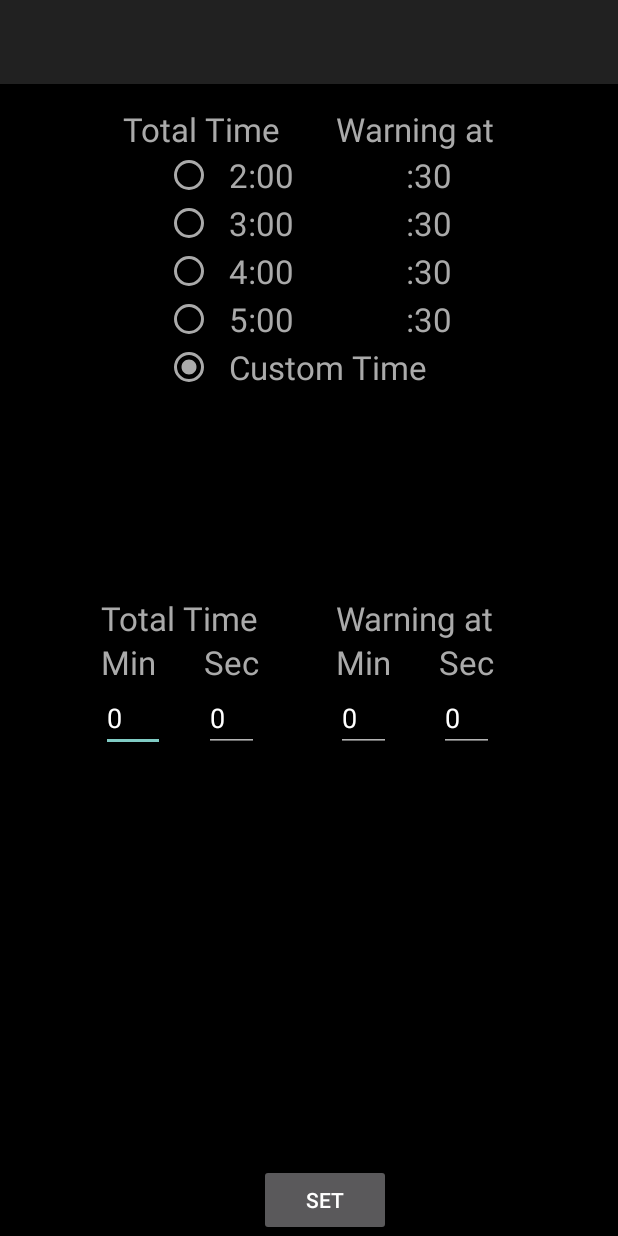
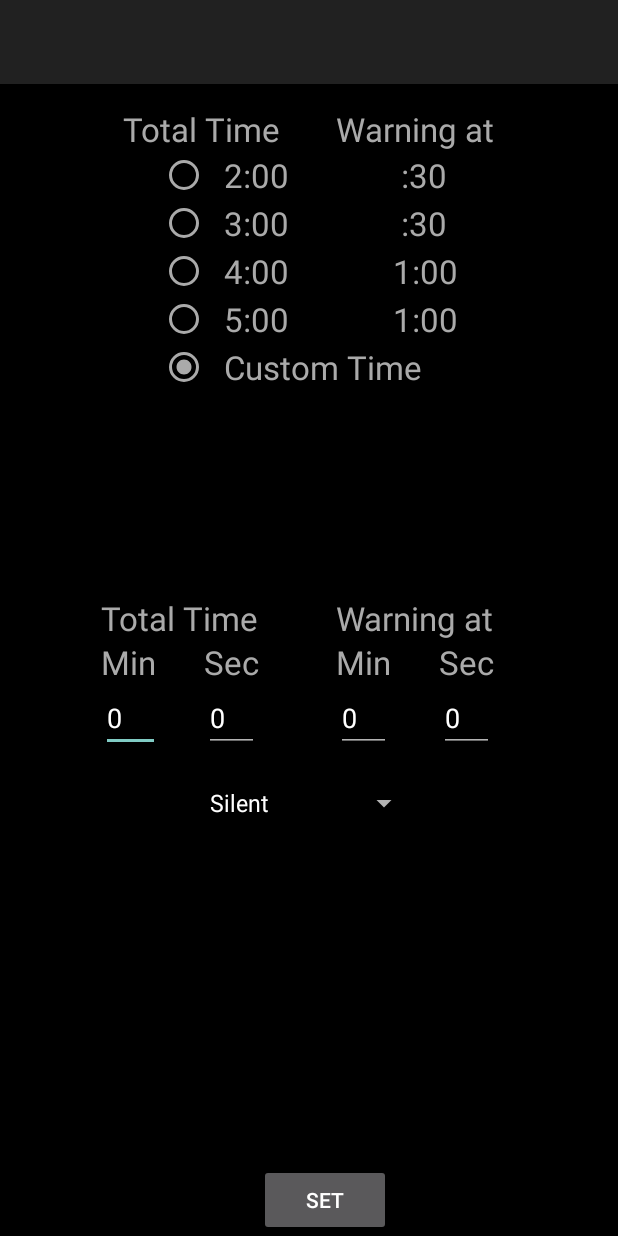
Before and after one commit to cdtoews/MyTimer, an Android app: the screen it shows after launch (DisplaySettingsActivity), on a phone screen of 412 x 824 dp. Run offline under Robolectric (Android 15) with nearby library versions, the phone set to English and light mode, and no system bars; 4 statements that could not run were skipped.

Commit message:
ctoews: changed sounds settings, renamed app, moved to production

```diff
--- a/app/build.gradle
+++ b/app/build.gradle
@@ -13,8 +13,8 @@ android {
         applicationId "com.toews.example.mytimer"
         minSdkVersion 15
         targetSdkVersion 23
-        versionCode 4
-        versionName "1.3"
+        versionCode 6
+        versionName "2.0"
     }
     buildTypes {
         release {
--- a/app/src/main/AndroidManifest.xml
+++ b/app/src/main/AndroidManifest.xml
@@ -6,7 +6,7 @@
         android:name="android.permission.VIBRATE"></uses-permission>
     <application
         android:allowBackup="true"
-        android:icon="@mipmap/ic_alarm_black_24dp"
+        android:icon="@mipmap/ic_launcher"
         android:label="@string/app_name"
         android:supportsRtl="true"
 
--- a/app/src/main/res/layout/content_display_settings.xml
+++ b/app/src/main/res/layout/content_display_settings.xml
@@ -55,7 +55,7 @@
                 android:layout_width="wrap_content"
                 android:layout_height="wrap_content"
                 android:textAppearance="?android:attr/textAppearanceLarge"
-                android:text="  4:00              :30"
+                android:text="  4:00             1:00"
                 android:id="@+id/btn4Min"
                 android:buttonTint="@color/colorPrimary"
                 android:checked="false"
@@ -66,7 +66,7 @@
                 android:layout_width="wrap_content"
                 android:layout_height="wrap_content"
                 android:textAppearance="?android:attr/textAppearanceLarge"
-                android:text="  5:00              :30"
+                android:text="  5:00             1:00"
                 android:id="@+id/btn5Min"
                 android:buttonTint="@color/colorPrimary"
                 android:checked="false"
@@ -195,12 +195,11 @@
         android:ems="10"
         android:id="@+id/txtWarningSec"
         android:text="30"
-        android:layout_alignTop="@+id/txtTotalSec"
-        android:layout_alignRight="@+id/lblWarning"
-        android:layout_alignEnd="@+id/lblWarning"
-        android:layout_toEndOf="@+id/btnSet"
+        android:layout_above="@+id/spnSounds"
         android:layout_alignLeft="@+id/lblWarningSec"
-        android:layout_alignStart="@+id/lblWarningSec" />
+        android:layout_alignStart="@+id/lblWarningSec"
+        android:layout_alignRight="@+id/lblWarningSec"
+        android:layout_alignEnd="@+id/lblWarningSec" />
 
     <EditText
         android:layout_width="wrap_content"
@@ -215,4 +214,13 @@
         android:layout_alignLeft="@+id/lblWarningMin"
         android:layout_alignStart="@+id/lblWarningMin" />
 
+    <Spinner
+        android:layout_width="wrap_content"
+        android:layout_height="wrap_content"
+        android:id="@+id/spnSounds"
+        android:entries="@array/sound_choices"
+        android:layout_below="@+id/txtTotalSec"
+        android:layout_centerHorizontal="true"
+        android:layout_marginTop="22dp" />
+
 </RelativeLayout>
--- a/app/src/main/res/values/strings.xml
+++ b/app/src/main/res/values/strings.xml
@@ -1,5 +1,5 @@
 <resources>
-    <string name="app_name">MyTimer</string>
+    <string name="app_name">12 Step Timer</string>
     <string name="action_settings">Settings</string>
     <string name="starting_time_prefix">Starting Time</string>
     <string name="reset">Reset</string>
@@ -11,4 +11,10 @@
     <string name="timer_length_ms">timerLenghtMilliseconds</string>
     <string name="warning_length_ms">warningLengthMilliseconds</string>
     <string name="muted_key_name">mutedkey</string>
+    <string-array name="sound_choices">
+        <item>Silent</item>
+        <item>Vibrate only</item>
+        <item>Gentle</item>
+        <item>Annoying</item>
+    </string-array>
 </resources>
```
Also changed, not shown: app/src/main/java/com/toews/example/mytimer/DisplaySettingsActivity.java (+14 -4 lines), app/src/main/java/com/toews/example/mytimer/TimerActivity.java (+82 -31 lines), app/src/main/res/mipmap-hdpi/ic_launcher.png, app/src/main/res/mipmap-mdpi/ic_launcher.png, app/src/main/res/mipmap-xhdpi/ic_launcher.png, app/src/main/res/mipmap-xxhdpi/ic_launcher.png, app/src/main/res/mipmap-xxxhdpi/ic_launcher.png, 2 other files.
